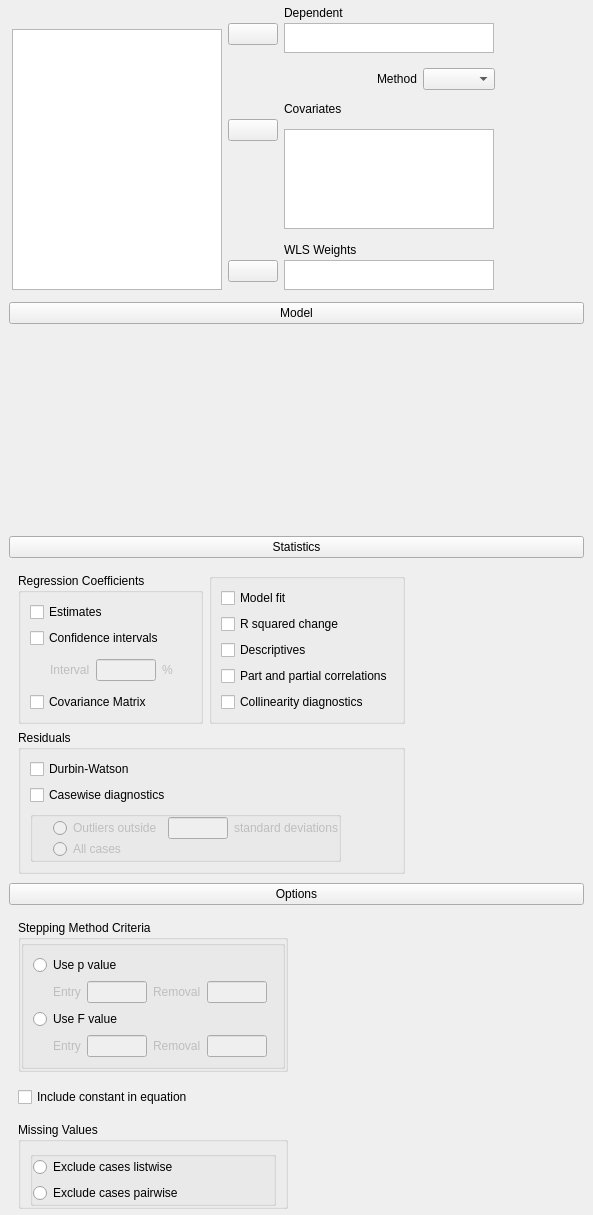
First picture: the form in JASP-Desktop/analysisforms/regressionlinearform.ui, repository jasp-stats/jasp-desktop, before the edit.
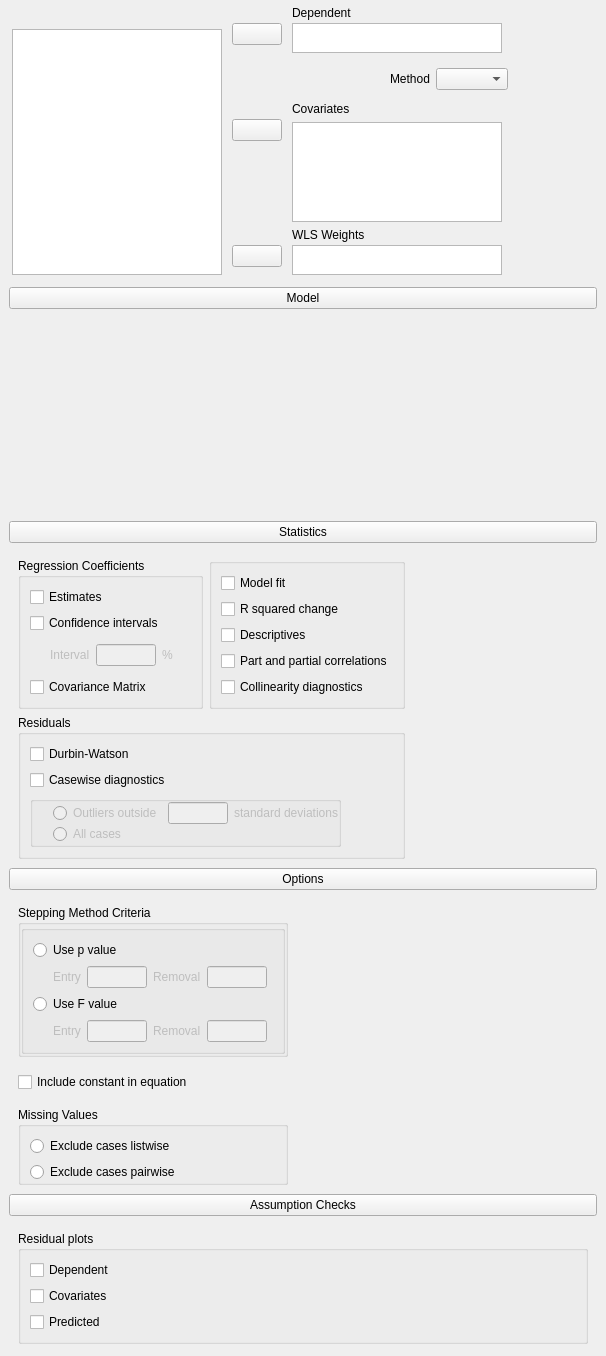
Second picture: the form after the edit. Custom widgets are drawn as their Qt base class.

```diff
--- a/JASP-Desktop/analysisforms/regressionlinearform.ui
+++ b/JASP-Desktop/analysisforms/regressionlinearform.ui
@@ -6,8 +6,8 @@
    <rect>
     <x>0</x>
     <y>0</y>
-    <width>593</width>
-    <height>1215</height>
+    <width>606</width>
+    <height>1252</height>
    </rect>
   </property>
   <property name="windowTitle">
@@ -861,7 +861,7 @@
           </widget>
          </item>
          <item row="2" column="0">
-          <widget class="GroupBox" name="groupBox_5">
+          <widget class="BoundGroupBox" name="missingValues">
            <property name="title">
             <string>Missing Values</string>
            </property>
@@ -869,36 +869,83 @@
             <property name="bottomMargin">
              <number>0</number>
             </property>
+            <item row="1" column="0">
+             <widget class="QRadioButton" name="_2excludeCasesPairwise">
+              <property name="text">
+               <string>Exclude cases pairwise</string>
+              </property>
+             </widget>
+            </item>
             <item row="0" column="0">
-             <widget class="BoundGroupBox" name="missingValues">
-              <layout class="QGridLayout" name="gridLayout_12">
-               <property name="leftMargin">
-                <number>0</number>
-               </property>
-               <property name="topMargin">
-                <number>0</number>
-               </property>
-               <property name="rightMargin">
-                <number>0</number>
-               </property>
-               <property name="bottomMargin">
-                <number>0</number>
-               </property>
-               <item row="0" column="0">
-                <widget class="QRadioButton" name="_1excludeCasesListwise">
-                 <property name="text">
-                  <string>Exclude cases listwise</string>
-                 </property>
-                </widget>
-               </item>
-               <item row="1" column="0">
-                <widget class="QRadioButton" name="_2excludeCasesPairwise">
-                 <property name="text">
-                  <string>Exclude cases pairwise</string>
-                 </property>
-                </widget>
-               </item>
-              </layout>
+             <widget class="QRadioButton" name="_1excludeCasesListwise">
+              <property name="text">
+               <string>Exclude cases listwise</string>
+              </property>
+             </widget>
+            </item>
+           </layout>
+          </widget>
+         </item>
+         <item row="0" column="1" rowspan="3">
+          <widget class="QWidget" name="widget_18" native="true">
+           <property name="sizePolicy">
+            <sizepolicy hsizetype="Preferred" vsizetype="Preferred">
+             <horstretch>1</horstretch>
+             <verstretch>0</verstretch>
+            </sizepolicy>
+           </property>
+          </widget>
+         </item>
+        </layout>
+       </widget>
+      </item>
+     </layout>
+    </widget>
+   </item>
+   <item row="4" column="0" colspan="2">
+    <widget class="QWidget" name="widget_8" native="true">
+     <layout class="QGridLayout" name="gridLayout_29">
+      <property name="topMargin">
+       <number>3</number>
+      </property>
+      <property name="bottomMargin">
+       <number>3</number>
+      </property>
+      <item row="0" column="0">
+       <widget class="ExpanderButton" name="pushButton_3">
+        <property name="text">
+         <string>Assumption Checks</string>
+        </property>
+       </widget>
+      </item>
+      <item row="1" column="0">
+       <widget class="QWidget" name="panelAssumptionChecks" native="true">
+        <layout class="QGridLayout" name="gridLayout_27">
+         <item row="0" column="0">
+          <widget class="GroupBox" name="groupBox_3">
+           <property name="title">
+            <string>Residual plots</string>
+           </property>
+           <layout class="QGridLayout" name="gridLayout_28">
+            <item row="0" column="0">
+             <widget class="BoundCheckBox" name="plotResidualsDependent">
+              <property name="text">
+               <string>Dependent</string>
+              </property>
+             </widget>
+            </item>
+            <item row="1" column="0">
+             <widget class="BoundCheckBox" name="plotResidualsCovariates">
+              <property name="text">
+               <string>Covariates</string>
+              </property>
+             </widget>
+            </item>
+            <item row="2" column="0">
+             <widget class="BoundCheckBox" name="plotResidualsPredicted">
+              <property name="text">
+               <string>Predicted</string>
+              </property>
              </widget>
             </item>
            </layout>
```
Left out of the diff: 10 changed lines with no effect on the pictures.
